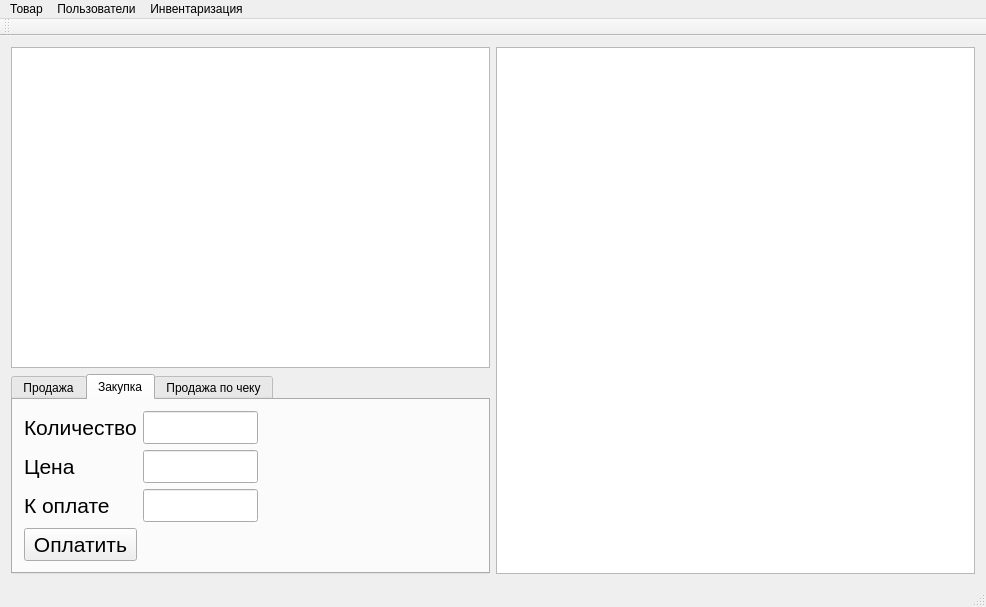
This is bar/bar.ui in SergMaruda/bar as Qt 5 draws it before an edit. The edited form follows.
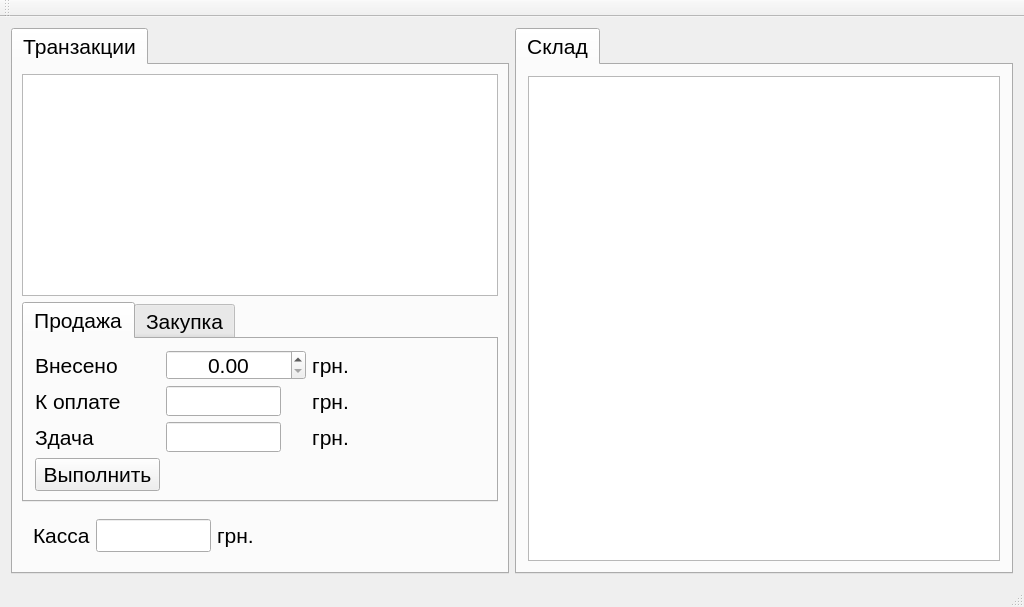
This is the edited form. The open tabs and pages were chosen to show the change. Icons and pictures are not drawn.

Commit message: fixed bug with floating representation in prices line edit added possibility to edit fields during selling and purchasing now confirm selling and purchasing buttons work correctly added fields cash and client order price

Diff of the .ui file:
```diff
--- a/bar/bar.ui
+++ b/bar/bar.ui
@@ -6,35 +6,51 @@
    <rect>
     <x>0</x>
     <y>0</y>
-    <width>986</width>
+    <width>1024</width>
     <height>607</height>
    </rect>
   </property>
   <property name="windowTitle">
-   <string>bar</string>
+   <string>Система управления финансами Бара &quot;OverTime&quot; v0.1 (c) 2014</string>
+  </property>
+  <property name="windowIcon">
+   <iconset>
+    <normaloff>Resources/favicon.ico</normaloff>Resources/favicon.ico</iconset>
   </property>
   <widget class="QWidget" name="centralWidget">
    <layout class="QHBoxLayout" name="horizontalLayout">
     <item>
-     <widget class="QWidget" name="widget" native="true">
+     <widget class="QTabWidget" name="tabWidgetMain">
       <property name="minimumSize">
        <size>
         <width>0</width>
         <height>500</height>
        </size>
       </property>
+      <property name="font">
+       <font>
+        <pointsize>16</pointsize>
+       </font>
+      </property>
+      <property name="currentIndex">
+       <number>0</number>
+      </property>
+      <widget class="QWidget" name="tabWidgetPage1_2">
+       <attribute name="title">
+        <string>Транзакции</string>
+       </attribute>
       <layout class="QVBoxLayout" name="verticalLayout">
        <property name="leftMargin">
-        <number>0</number>
+         <number>9</number>
        </property>
        <property name="topMargin">
-        <number>0</number>
+         <number>9</number>
        </property>
        <property name="rightMargin">
-        <number>0</number>
+         <number>9</number>
        </property>
        <property name="bottomMargin">
-        <number>0</number>
+         <number>9</number>
        </property>
        <item>
         <widget class="QTableView" name="tableViewTransactions">
@@ -47,7 +63,7 @@
           <string notr="true"/>
          </property>
          <property name="editTriggers">
-          <set>QAbstractItemView::NoEditTriggers</set>
+           <set>QAbstractItemView::AnyKeyPressed|QAbstractItemView::DoubleClicked</set>
          </property>
          <property name="selectionMode">
           <enum>QAbstractItemView::ExtendedSelection</enum>
@@ -58,7 +74,7 @@
         </widget>
        </item>
        <item>
-        <widget class="QTabWidget" name="tabWidget">
+         <widget class="QTabWidget" name="tabWidgetModes">
          <property name="sizePolicy">
           <sizepolicy hsizetype="Expanding" vsizetype="Expanding">
            <horstretch>0</horstretch>
@@ -78,7 +94,7 @@
           </size>
          </property>
          <property name="currentIndex">
-          <number>0</number>
+           <number>1</number>
          </property>
          <widget class="QWidget" name="tabWidgetPage1">
           <attribute name="title">
@@ -147,16 +163,16 @@
             </widget>
            </item>
            <item row="1" column="1">
-            <widget class="QDoubleSpinBox" name="doubleSpinBox">
+             <widget class="QDoubleSpinBox" name="doubleSpinBoxCustomerCash">
              <property name="minimumSize">
               <size>
-               <width>0</width>
+                <width>140</width>
                <height>0</height>
               </size>
              </property>
              <property name="maximumSize">
               <size>
-               <width>115</width>
+                <width>125</width>
                <height>16777215</height>
               </size>
              </property>
@@ -222,7 +238,7 @@
             </widget>
            </item>
            <item row="2" column="1">
-            <widget class="QLineEdit" name="lineEdit">
+             <widget class="QLineEdit" name="lineEditOrderPrice">
              <property name="maximumSize">
               <size>
                <width>115</width>
@@ -234,13 +250,19 @@
                <pointsize>16</pointsize>
               </font>
              </property>
+              <property name="styleSheet">
+               <string notr="true">border-color: rgb(255, 190, 98);</string>
+              </property>
+              <property name="alignment">
+               <set>Qt::AlignCenter</set>
+              </property>
              <property name="readOnly">
               <bool>true</bool>
              </property>
             </widget>
            </item>
            <item row="5" column="1">
-            <widget class="QLineEdit" name="lineEdit_2">
+             <widget class="QLineEdit" name="lineEditChange">
              <property name="maximumSize">
               <size>
                <width>115</width>
@@ -252,6 +274,9 @@
                <pointsize>16</pointsize>
               </font>
              </property>
+              <property name="alignment">
+               <set>Qt::AlignCenter</set>
+              </property>
              <property name="readOnly">
               <bool>true</bool>
              </property>
@@ -270,6 +295,51 @@
              </property>
             </spacer>
            </item>
+            <item row="1" column="2">
+             <widget class="QLabel" name="label_8">
+              <property name="font">
+               <font>
+                <pointsize>16</pointsize>
+               </font>
+              </property>
+              <property name="text">
+               <string>грн.</string>
+              </property>
+              <property name="alignment">
+               <set>Qt::AlignCenter</set>
+              </property>
+             </widget>
+            </item>
+            <item row="2" column="2">
+             <widget class="QLabel" name="label_9">
+              <property name="font">
+               <font>
+                <pointsize>16</pointsize>
+               </font>
+              </property>
+              <property name="text">
+               <string>грн.</string>
+              </property>
+              <property name="alignment">
+               <set>Qt::AlignCenter</set>
+              </property>
+             </widget>
+            </item>
+            <item row="5" column="2">
+             <widget class="QLabel" name="label_10">
+              <property name="font">
+               <font>
+                <pointsize>16</pointsize>
+               </font>
+              </property>
+              <property name="text">
+               <string>грн.</string>
+              </property>
+              <property name="alignment">
+               <set>Qt::AlignCenter</set>
+              </property>
+             </widget>
+            </item>
           </layout>
          </widget>
          <widget class="QWidget" name="tab">
@@ -290,61 +360,7 @@
              </property>
             </spacer>
            </item>
-           <item row="1" column="0">
-            <widget class="QLabel" name="label_4">
-             <property name="font">
-              <font>
-               <pointsize>16</pointsize>
-              </font>
-             </property>
-             <property name="text">
-              <string>Количество</string>
-             </property>
-            </widget>
-           </item>
-           <item row="1" column="1">
-            <widget class="QLineEdit" name="lineEdit_3">
-             <property name="maximumSize">
-              <size>
-               <width>115</width>
-               <height>16777215</height>
-              </size>
-             </property>
-             <property name="font">
-              <font>
-               <pointsize>16</pointsize>
-              </font>
-             </property>
-            </widget>
-           </item>
-           <item row="2" column="0">
-            <widget class="QLabel" name="label_5">
-             <property name="font">
-              <font>
-               <pointsize>16</pointsize>
-              </font>
-             </property>
-             <property name="text">
-              <string>Цена</string>
-             </property>
-            </widget>
-           </item>
-           <item row="2" column="1">
-            <widget class="QLineEdit" name="lineEdit_4">
-             <property name="maximumSize">
-              <size>
-               <width>115</width>
-               <height>16777215</height>
-              </size>
-             </property>
-             <property name="font">
-              <font>
-               <pointsize>16</pointsize>
-              </font>
-             </property>
-            </widget>
-           </item>
-           <item row="5" column="0">
+            <item row="4" column="0">
             <spacer name="verticalSpacer_2">
              <property name="orientation">
               <enum>Qt::Vertical</enum>
@@ -357,7 +373,7 @@
              </property>
             </spacer>
            </item>
-           <item row="3" column="0">
+            <item row="2" column="0">
             <widget class="QLabel" name="label_6">
              <property name="font">
               <font>
@@ -369,8 +385,8 @@
              </property>
             </widget>
            </item>
-           <item row="3" column="1">
-            <widget class="QLineEdit" name="lineEdit_5">
+            <item row="2" column="1">
+             <widget class="QLineEdit" name="lineEditPurchasePrice">
              <property name="maximumSize">
               <size>
                <width>115</width>
@@ -382,13 +398,16 @@
                <pointsize>16</pointsize>
               </font>
              </property>
+              <property name="alignment">
+               <set>Qt::AlignCenter</set>
+              </property>
              <property name="readOnly">
               <bool>true</bool>
              </property>
             </widget>
            </item>
-           <item row="4" column="0">
-            <widget class="QPushButton" name="pushButton_2">
+            <item row="3" column="0">
+             <widget class="QPushButton" name="pushButtonPurchase">
              <property name="font">
               <font>
                <pointsize>16</pointsize>
@@ -401,88 +420,99 @@
            </item>
           </layout>
          </widget>
-         <widget class="QWidget" name="tab_2">
-          <attribute name="title">
-           <string>Продажа по чеку</string>
-          </attribute>
-          <layout class="QGridLayout" name="gridLayout_4">
-           <item row="0" column="0">
-            <widget class="QLabel" name="label_7">
+         </widget>
+        </item>
+        <item>
+         <widget class="QWidget" name="widget_2" native="true">
+          <layout class="QHBoxLayout" name="horizontalLayout_3">
+           <item>
+            <widget class="QLabel" name="label_4">
+             <property name="text">
+              <string>Касса</string>
+             </property>
+            </widget>
+           </item>
+           <item>
+            <widget class="QLineEdit" name="lineEditCash">
              <property name="minimumSize">
               <size>
-               <width>71</width>
-               <height>16</height>
+               <width>0</width>
+               <height>0</height>
               </size>
              </property>
              <property name="maximumSize">
               <size>
-               <width>200</width>
-               <height>32</height>
-              </size>
-             </property>
-             <property name="font">
-              <font>
-               <pointsize>16</pointsize>
-              </font>
-             </property>
-             <property name="text">
-              <string>Пользователь</string>
-             </property>
-            </widget>
-           </item>
-           <item row="0" column="1">
-            <widget class="QComboBox" name="comboBox">
-             <property name="minimumSize">
-              <size>
                <width>115</width>
-               <height>0</height>
+               <height>16777215</height>
               </size>
              </property>
-             <property name="font">
-              <font>
-               <pointsize>16</pointsize>
-              </font>
+             <property name="alignment">
+              <set>Qt::AlignCenter</set>
              </property>
+             <property name="readOnly">
+              <bool>true</bool>
+             </property>
             </widget>
            </item>
-           <item row="0" column="2">
+           <item>
+            <widget class="QLabel" name="label_5">
+             <property name="text">
+              <string>грн.</string>
+             </property>
+            </widget>
+           </item>
+           <item>
             <spacer name="horizontalSpacer_3">
              <property name="orientation">
               <enum>Qt::Horizontal</enum>
              </property>
              <property name="sizeHint" stdset="0">
               <size>
-               <width>188</width>
+               <width>40</width>
                <height>20</height>
               </size>
              </property>
             </spacer>
            </item>
-           <item row="1" column="0">
-            <spacer name="verticalSpacer_3">
-             <property name="orientation">
-              <enum>Qt::Vertical</enum>
-             </property>
-             <property name="sizeHint" stdset="0">
+          </layout>
+         </widget>
+        </item>
+       </layout>
+      </widget>
+     </widget>
+    </item>
+    <item>
+     <widget class="QTabWidget" name="tabWidget">
+      <property name="maximumSize">
               <size>
-               <width>20</width>
-               <height>116</height>
-              </size>
-             </property>
-            </spacer>
-           </item>
-          </layout>
-         </widget>
-        </widget>
-       </item>
-      </layout>
-     </widget>
-    </item>
+        <width>630</width>
+        <height>16777215</height>
+       </size>
+      </property>
+      <property name="font">
+       <font>
+        <pointsize>16</pointsize>
+       </font>
+      </property>
+      <property name="currentIndex">
+       <number>0</number>
+      </property>
+      <widget class="QWidget" name="tab_4">
+       <attribute name="title">
+        <string>Склад</string>
+       </attribute>
+       <layout class="QHBoxLayout" name="horizontalLayout_2">
     <item>
      <widget class="QTableView" name="tableViewGood">
+          <property name="minimumSize">
+           <size>
+            <width>0</width>
+            <height>0</height>
+           </size>
+          </property>
       <property name="maximumSize">
        <size>
-        <width>500</width>
+            <width>600</width>
         <height>16777215</height>
        </size>
       </property>
@@ -494,6 +524,9 @@
       <property name="mouseTracking">
        <bool>true</bool>
       </property>
+          <property name="toolTip">
+           <string>&lt;html&gt;&lt;head/&gt;&lt;body&gt;&lt;p&gt;&lt;span style=&quot; font-size:11pt; font-weight:600;&quot;&gt;Список товаров&lt;/span&gt;&lt;/p&gt;&lt;p&gt;&lt;span style=&quot; font-style:italic;&quot;&gt;Сделайте двойной щелчек левой кнопкой мышки чтобы добавить товар в транзакцию&lt;/span&gt;&lt;/p&gt;&lt;/body&gt;&lt;/html&gt;</string>
+          </property>
       <property name="frameShape">
        <enum>QFrame::StyledPanel</enum>
       </property>
@@ -504,33 +537,19 @@
     </item>
    </layout>
   </widget>
+     </widget>
+    </item>
+   </layout>
+  </widget>
   <widget class="QMenuBar" name="menuBar">
    <property name="geometry">
     <rect>
      <x>0</x>
      <y>0</y>
-     <width>986</width>
+     <width>1024</width>
      <height>21</height>
     </rect>
    </property>
-   <widget class="QMenu" name="menu">
-    <property name="title">
-     <string>Товар</string>
-    </property>
-   </widget>
-   <widget class="QMenu" name="menu_2">
-    <property name="title">
-     <string>Пользователи</string>
-    </property>
-   </widget>
-   <widget class="QMenu" name="menu_3">
-    <property name="title">
-     <string>Инвентаризация</string>
-    </property>
-   </widget>
-   <addaction name="menu"/>
-   <addaction name="menu_2"/>
-   <addaction name="menu_3"/>
   </widget>
   <widget class="QToolBar" name="mainToolBar">
    <attribute name="toolBarArea">
```
Lines whose indentation alone changed are shown as unchanged. The commit also changes 4 other files.
